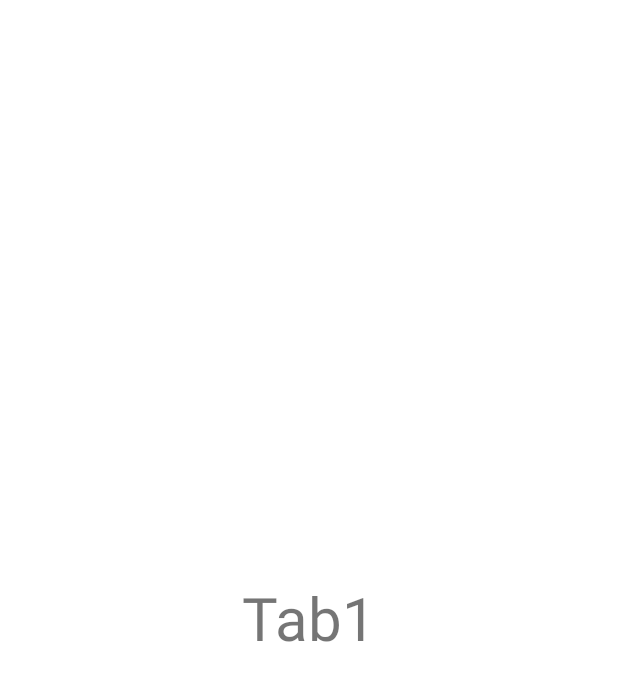
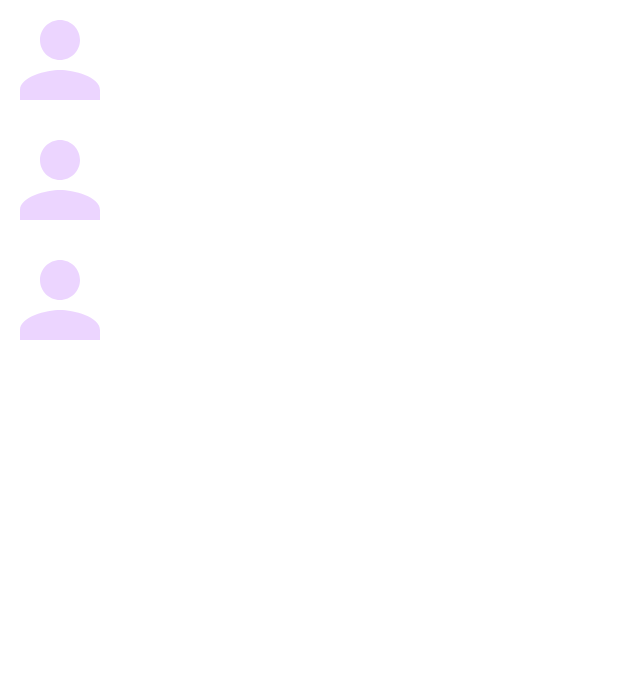
Before and after one commit to jinhyukj/jinplminpl, an Android app: the layout fragment_tab1.xml on its own in the app's theme, with its tools: preview values and no code run, on a phone screen of 412 x 824 dp. Shown: the top 681 px of the screen. Run offline under Robolectric (Android 15) with nearby library versions, the phone set to English and light mode, and no system bars.

Commit message:
7/2 tab1-안되긴 함

```diff
--- a/app/build.gradle
+++ b/app/build.gradle
@@ -29,11 +29,13 @@ android {
 }
 
 dependencies {
-
     implementation 'androidx.appcompat:appcompat:1.3.0'
     implementation 'com.google.android.material:material:1.3.0'
     implementation 'androidx.constraintlayout:constraintlayout:2.0.4'
     implementation 'androidx.legacy:legacy-support-v4:1.0.0'
+    implementation 'com.google.android.material:material:1.2.1'
+    implementation 'androidx.lifecycle:lifecycle-livedata-ktx:2.3.1'
+    implementation 'androidx.lifecycle:lifecycle-viewmodel-ktx:2.3.1'
     testImplementation 'junit:junit:4.+'
     androidTestImplementation 'androidx.test.ext:junit:1.1.2'
     androidTestImplementation 'androidx.test.espresso:espresso-core:3.3.0'
--- a/app/src/main/AndroidManifest.xml
+++ b/app/src/main/AndroidManifest.xml
@@ -1,6 +1,8 @@
 <?xml version="1.0" encoding="utf-8"?>
 <manifest xmlns:android="http://schemas.android.com/apk/res/android"
     package="com.example.myapplication">
+
+    <uses-permission android:name="android.permission.READ_CONTACTS"/>
 
     <application
         android:allowBackup="true"
--- a/app/src/main/java/com/example/myapplication/MainActivity.java
+++ b/app/src/main/java/com/example/myapplication/MainActivity.java
@@ -1,6 +1,5 @@
 package com.example.myapplication;
 
-//this is minji's
 import androidx.annotation.NonNull;
 import androidx.appcompat.app.AppCompatActivity;
 import androidx.fragment.app.Fragment;
@@ -11,6 +10,7 @@ import androidx.viewpager.widget.ViewPager;
 import android.os.Bundle;
 
 import com.google.android.material.tabs.TabLayout;
+
 
 public class MainActivity extends AppCompatActivity {
 
--- /dev/null
+++ b/app/src/main/res/drawable/ic_baseline_person_24.xml
@@ -0,0 +1,5 @@
+<vector android:height="24dp" android:tint="#ECD5FF"
+    android:viewportHeight="24" android:viewportWidth="24"
+    android:width="24dp" xmlns:android="http://schemas.android.com/apk/res/android">
+    <path android:fillColor="@android:color/white" android:pathData="M12,12c2.21,0 4,-1.79 4,-4s-1.79,-4 -4,-4 -4,1.79 -4,4 1.79,4 4,4zM12,14c-2.67,0 -8,1.34 -8,4v2h16v-2c0,-2.66 -5.33,-4 -8,-4z"/>
+</vector>
--- a/app/src/main/res/layout/activity_main.xml
+++ b/app/src/main/res/layout/activity_main.xml
@@ -10,7 +10,7 @@
         android:id="@+id/tabLayout"
         android:layout_width="match_parent"
         android:layout_height="wrap_content"
-        />
+        tools:ignore="MissingConstraints" />
 
     <androidx.viewpager.widget.ViewPager
         android:id="@+id/viewPager"
--- a/app/src/main/res/layout/fragment_tab1.xml
+++ b/app/src/main/res/layout/fragment_tab1.xml
@@ -1,16 +1,15 @@
 <?xml version="1.0" encoding="utf-8"?>
-<RelativeLayout xmlns:android="http://schemas.android.com/apk/res/android"
+<LinearLayout
+    xmlns:android="http://schemas.android.com/apk/res/android"
     xmlns:tools="http://schemas.android.com/tools"
     android:layout_width="match_parent"
     android:layout_height="match_parent"
     tools:context=".Tab1">
 
-    <!-- TODO: Update blank fragment layout -->
-    <TextView
-        android:layout_width="wrap_content"
+    <androidx.recyclerview.widget.RecyclerView
+        android:id="@+id/recycler_view"
+        android:layout_width="match_parent"
         android:layout_height="wrap_content"
-        android:layout_centerInParent="true"
-        android:textSize="40sp"
-        android:text="Tab1" />
+        tools:listitem="@layout/item_contact" />
 
-</RelativeLayout>
+</LinearLayout>
--- a/app/src/main/res/layout/fragment_tab2.xml
+++ b/app/src/main/res/layout/fragment_tab2.xml
@@ -1,5 +1,5 @@
 <?xml version="1.0" encoding="utf-8"?>
-<RelativeLayout xmlns:android="http://schemas.android.com/apk/res/android"
+<LinearLayout xmlns:android="http://schemas.android.com/apk/res/android"
     xmlns:tools="http://schemas.android.com/tools"
     android:layout_width="match_parent"
     android:layout_height="match_parent"
@@ -13,4 +13,4 @@
         android:textSize="40sp"
         android:text="Tab2" />
 
-</RelativeLayout>
+</LinearLayout>
--- a/app/src/main/res/layout/fragment_tab3.xml
+++ b/app/src/main/res/layout/fragment_tab3.xml
@@ -1,5 +1,5 @@
 <?xml version="1.0" encoding="utf-8"?>
-<RelativeLayout xmlns:android="http://schemas.android.com/apk/res/android"
+<LinearLayout xmlns:android="http://schemas.android.com/apk/res/android"
     xmlns:tools="http://schemas.android.com/tools"
     android:layout_width="match_parent"
     android:layout_height="match_parent"
@@ -13,4 +13,4 @@
         android:textSize="40sp"
         android:text="Tab3" />
 
-</RelativeLayout>
+</LinearLayout>
--- /dev/null
+++ b/app/src/main/res/layout/item_contact.xml
@@ -0,0 +1,49 @@
+<?xml version="1.0" encoding="utf-8"?>
+<androidx.constraintlayout.widget.ConstraintLayout xmlns:android="http://schemas.android.com/apk/res/android"
+    android:layout_width="match_parent"
+    android:layout_height="wrap_content"
+    xmlns:app="http://schemas.android.com/apk/res-auto">
+
+    <ImageView
+        android:layout_width="80dp"
+        android:layout_height="80dp"
+        android:id="@+id/iv_image"
+        android:src="@drawable/ic_baseline_person_24"
+        app:layout_constraintStart_toStartOf="parent"
+        app:layout_constraintTop_toTopOf="parent"
+        app:layout_constraintBottom_toBottomOf="parent"/>
+
+    <LinearLayout
+        android:layout_width="0dp"
+        android:layout_height="wrap_content"
+        android:orientation="vertical"
+        android:layout_marginEnd="8dp"
+        android:layout_marginStart="8dp"
+        app:layout_constraintStart_toEndOf="@id/iv_image"
+        app:layout_constraintBottom_toBottomOf="parent"
+        app:layout_constraintEnd_toEndOf="parent">
+
+    <TextView
+        android:layout_width="match_parent"
+        android:layout_height="wrap_content"
+        android:id="@+id/tv_name"
+        android:textSize="18sp"
+        android:textStyle="bold"
+        android:textColor="@color/purple_700"
+        android:paddingTop="8dp"
+        android:paddingBottom="8dp"
+        />
+
+
+    <TextView
+        android:layout_width="match_parent"
+        android:layout_height="wrap_content"
+        android:id="@+id/tv_number"
+        android:textSize="14sp"/>
+
+    </LinearLayout>
+
+
+
+
+</androidx.constraintlayout.widget.ConstraintLayout>
--- a/app/src/main/res/values/colors.xml
+++ b/app/src/main/res/values/colors.xml
@@ -7,4 +7,6 @@
     <color name="teal_700">#FF018786</color>
     <color name="black">#FF000000</color>
     <color name="white">#FFFFFFFF</color>
+    <color name="backgroundfragment">#2b2b2b</color>
+
 </resources>
```
Also changed, not shown: app/src/main/java/com/example/myapplication/ContactModel.java (added, +23 -0 lines), app/src/main/java/com/example/myapplication/FragmentCall.java (added, +24 -0 lines), app/src/main/java/com/example/myapplication/FragmentContact.java (added, +24 -0 lines), app/src/main/java/com/example/myapplication/MainAdapter.java (added, +70 -0 lines), app/src/main/java/com/example/myapplication/Tab1.java (+140 -35 lines), app/src/main/java/com/example/myapplication/ViewPagerAdapter.java (added, +23 -0 lines).
